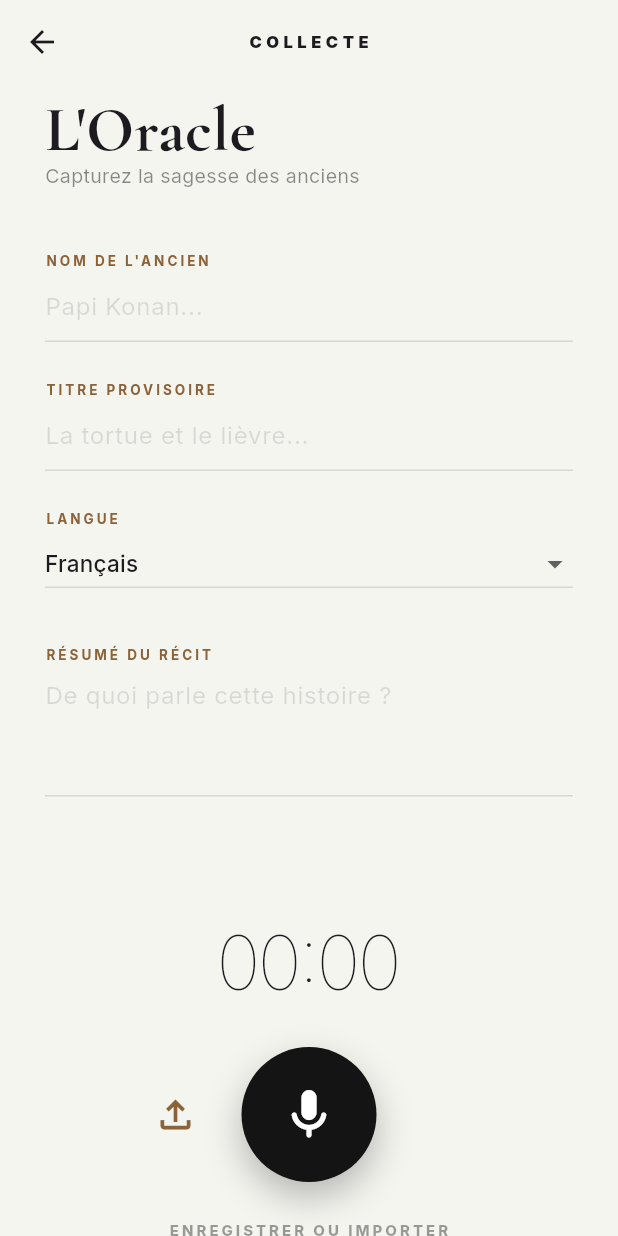
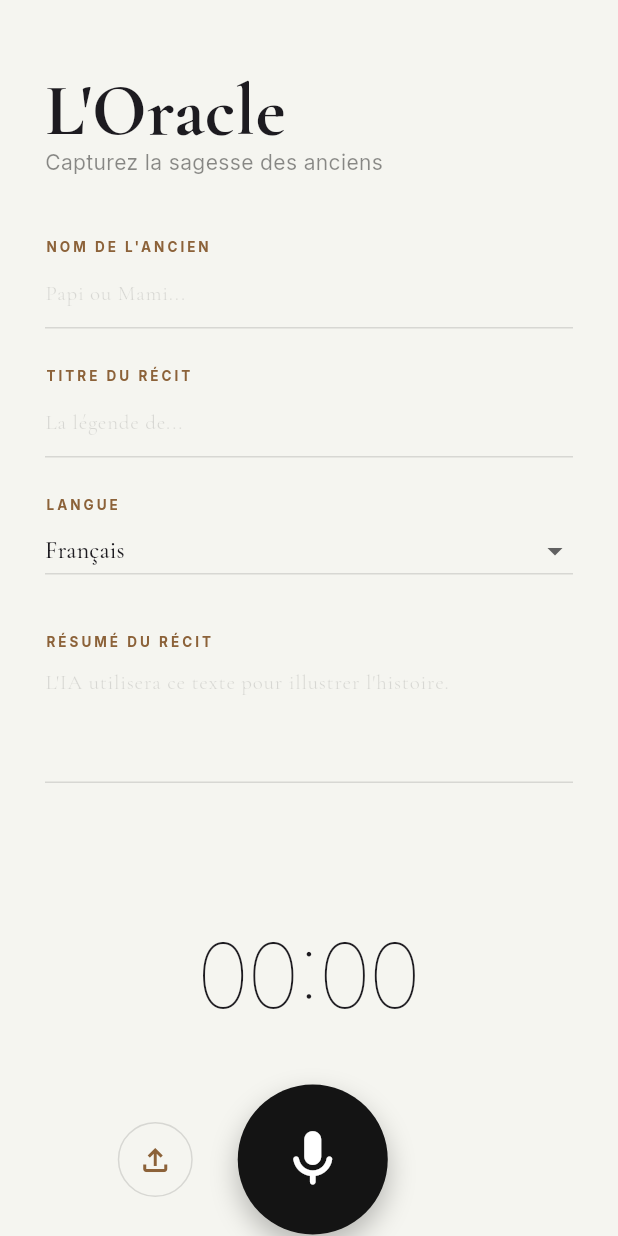
Before and after one commit to bkablam11/griot_app, a Flutter app: the RecordPage screen opened directly, after a tap on the "file upload" icon, on a phone screen of 412 x 824 dp. Run offline on Flutter 3.47's test engine with Material 3 defaults, Android fonts, the phone set to English and light mode, and no system bars; our stand-ins replace audioplayers, cloud_firestore, file_picker, firebase_auth, firebase_core, flutter_dotenv and 6 more; missing offline and left inert: record; accounts and stored records are empty; network calls fail.

Commit message:
fix: web

```diff
--- a/lib/features/collection/record_page.dart
+++ b/lib/features/collection/record_page.dart
@@ -6,13 +6,12 @@ import 'package:google_fonts/google_fonts.dart';
 import 'package:cloud_firestore/cloud_firestore.dart';
 import 'package:hive_flutter/hive_flutter.dart';
 import '../../core/services/storage_service.dart';
-import 'dart:io';
+import 'dart:io' show Directory, File;
 import '../../core/services/ai_service.dart';
 import '../home/main_screen.dart';
-import 'package:file_picker/file_picker.dart'; // <--- NOUVEAU
-import 'dart:typed_data'; // Pour corriger l'erreur 'Uint8List'
-import 'package:flutter/foundation.dart'
-    show kIsWeb; // Pour corriger l'erreur 'kIsWeb'
+import 'package:file_picker/file_picker.dart';
+import 'dart:typed_data';
+import 'package:flutter/foundation.dart' show kIsWeb;
 
 class RecordPage extends StatefulWidget {
   const RecordPage({super.key});
@@ -30,7 +29,6 @@ class _RecordPageState extends State<RecordPage> {
   late AudioRecorder audioRecorder;
   bool isRecording = false;
   bool isUploading = false;
-  String? audioPath;
   Timer? _timer;
   int _recordDuration = 0;
 
@@ -50,25 +48,20 @@ class _RecordPageState extends State<RecordPage> {
     super.dispose();
   }
 
-  // --- NOUVELLE FONCTION : SÉLECTION DE FICHIER ---
+  // --- SÉLECTION DE FICHIER (Compatible Web/Mobile) ---
   Future<void> pickAudioFile() async {
     try {
       FilePickerResult? result = await FilePicker.pickFiles(
         type: FileType.audio,
         allowMultiple: false,
-        withData: true, // INDISPENSABLE POUR LE WEB (récupère les bytes)
+        withData: true,
       );
       if (result != null) {
-        if (kIsWeb) {
-          // Sur Web, on utilise les bytes
-          _handleFinalSave(
+        // On passe le nom et les bytes au dialogue
+        _showSaveDialog(
           path: result.files.single.name,
           bytes: result.files.single.bytes,
         );
-        } else {
-          // Sur Mobile, on utilise le path
-          _handleFinalSave(path: result.files.single.path!);
-        }
       }
     } catch (e) {
       debugPrint("Erreur sélection : $e");
@@ -81,16 +74,23 @@ class _RecordPageState extends State<RecordPage> {
     return '${minutes.toString().padLeft(2, '0')}:${remainingSeconds.toString().padLeft(2, '0')}';
   }
 
+  // --- ENREGISTREMENT (Compatible Web/Mobile) ---
   Future<void> startRecording() async {
     try {
       if (await audioRecorder.hasPermission()) {
+        String? filePath;
+
+        if (!kIsWeb) {
           final Directory appDocDir = await getApplicationDocumentsDirectory();
-        final String filePath =
+          filePath =
               '${appDocDir.path}/griot_${DateTime.now().millisecondsSinceEpoch}.m4a';
-        await audioRecorder.start(const RecordConfig(), path: filePath);
+        }
+
+        // Sur Web, path est ignoré par le package record, il crée un Blob
+        await audioRecorder.start(const RecordConfig(), path: filePath ?? '');
+
         setState(() {
           isRecording = true;
-          audioPath = filePath;
           _recordDuration = 0;
         });
         _timer = Timer.periodic(
@@ -107,10 +107,12 @@ class _RecordPageState extends State<RecordPage> {
     _timer?.cancel();
     final path = await audioRecorder.stop();
     setState(() => isRecording = false);
-    if (path != null) _showSaveDialog(path);
+    if (path != null) {
+      _showSaveDialog(path: path);
+    }
   }
 
-  // Ajoute l'argument optionnel Uint8List? bytes
+  // --- LOGIQUE DE SAUVEGARDE FINALE ---
   Future<void> _handleFinalSave({
     required String path,
     Uint8List? bytes,
@@ -118,11 +120,11 @@ class _RecordPageState extends State<RecordPage> {
     setState(() => isUploading = true);
 
     try {
-      String extension = path.split('.').last;
+      String extension = path.contains('.') ? path.split('.').last : 'm4a';
       String fileName =
           "audio_${DateTime.now().millisecondsSinceEpoch}.$extension";
 
-      // ON APPELLE NOTRE NOUVEAU SERVICE UNIVERSEL
+      // Appel au service de stockage (ton service universel)
       final storageUrl = await StorageService().uploadAudio(
         fileName: fileName,
         localPath: kIsWeb ? null : path,
@@ -133,8 +135,8 @@ class _RecordPageState extends State<RecordPage> {
         String finalTitle = _titleController.text.isEmpty
             ? "Récit sans titre"
             : _titleController.text;
-        String imageUrl =
-            "https://image.pollinations.ai/prompt/african_tradition_art?nologo=true";
+        String finalImageUrl =
+            "https://image.pollinations.ai/prompt/african_art?nologo=true";
 
         try {
           final aiResult = await AIService().enrichirRecit(
@@ -145,16 +147,13 @@ class _RecordPageState extends State<RecordPage> {
             final String encodedPrompt = Uri.encodeComponent(
               aiResult['prompt'] ?? "African art",
             );
-            // On ajoute un seed aléatoire pour éviter le cache et les blocages 403
-            final int seed = DateTime.now().millisecondsSinceEpoch;
-            final String imageUrl =
-                "https://image.pollinations.ai/prompt/${encodedPrompt}?nologo=true&seed=$seed&width=1024&height=1024";
+            finalImageUrl =
+                "https://image.pollinations.ai/prompt/$encodedPrompt?nologo=true&seed=${DateTime.now().millisecondsSinceEpoch}";
           }
         } catch (e) {
-          debugPrint("L'IA a échoué : $e");
+          debugPrint("IA Error: $e");
         }
 
-        final String timestamp = DateTime.now().toIso8601String();
         final storyData = {
           'id': DateTime.now().millisecondsSinceEpoch.toString(),
           'title': finalTitle,
@@ -162,8 +161,8 @@ class _RecordPageState extends State<RecordPage> {
           'summary': _summaryController.text,
           'language': _selectedLanguage,
           'audioUrl': storageUrl,
-          'imageUrl': imageUrl,
-          'createdAt': timestamp,
+          'imageUrl': finalImageUrl,
+          'createdAt': DateTime.now().toIso8601String(),
           'likesCount': 0,
         };
 
@@ -171,17 +170,10 @@ class _RecordPageState extends State<RecordPage> {
         await Hive.box('village_box').add(storyData);
 
         if (mounted) {
-          Navigator.pop(context);
           Navigator.pushAndRemoveUntil(
             context,
             MaterialPageRoute(builder: (context) => const MainScreen()),
             (route) => false,
-          );
-          ScaffoldMessenger.of(context).showSnackBar(
-            const SnackBar(
-              backgroundColor: Color(0xFF5A5A40),
-              content: Text("Parole sauvegardée avec succès."),
-            ),
           );
         }
       }
@@ -192,7 +184,7 @@ class _RecordPageState extends State<RecordPage> {
     }
   }
 
-  void _showSaveDialog(String path) {
+  void _showSaveDialog({required String path, Uint8List? bytes}) {
     showDialog(
       context: context,
       barrierDismissible: false,
@@ -201,14 +193,11 @@ class _RecordPageState extends State<RecordPage> {
           return AlertDialog(
             backgroundColor: const Color(0xFFF5F5F0),
             shape: RoundedRectangleBorder(
-              borderRadius: BorderRadius.circular(2),
-            ), // Style Brutaliste
+              borderRadius: BorderRadius.circular(15),
+            ),
             title: Text(
-              "Vérification",
-              style: GoogleFonts.cormorantGaramond(
-                fontWeight: FontWeight.bold,
-                fontSize: 24,
-              ),
+              "Consigner la parole",
+              style: GoogleFonts.cormorantGaramond(fontWeight: FontWeight.bold),
             ),
             content: isUploading
                 ? Column(
@@ -217,31 +206,26 @@ class _RecordPageState extends State<RecordPage> {
                       const CircularProgressIndicator(color: Color(0xFF8C6239)),
                       const SizedBox(height: 20),
                       Text(
-                        "Le Village prépare votre place...",
-                        style: GoogleFonts.inter(fontSize: 14),
+                        "L'IA sublime le récit...",
+                        style: GoogleFonts.inter(),
                       ),
                     ],
                   )
-                : Text(
-                    "Voulez-vous confier le récit de ${_elderController.text} au Village ?",
-                    style: GoogleFonts.inter(),
-                  ),
+                : Text("Voulez-vous confier cette sagesse au Village ?"),
             actions: isUploading
                 ? []
                 : [
                     TextButton(
                       onPressed: () => Navigator.pop(context),
-                      child: const Text(
-                        "REPRENDRE",
-                        style: TextStyle(color: Colors.black54),
-                      ),
+                      child: const Text("ANNULER"),
                     ),
                     ElevatedButton(
                       style: ElevatedButton.styleFrom(
                         backgroundColor: const Color(0xFF141414),
                         foregroundColor: Colors.white,
                       ),
-                      onPressed: () => _handleFinalSave(path: path),
+                      onPressed: () =>
+                          _handleFinalSave(path: path, bytes: bytes),
                       child: const Text("CONFIRMER"),
                     ),
                   ],
@@ -255,52 +239,42 @@ class _RecordPageState extends State<RecordPage> {
   Widget build(BuildContext context) {
     return Scaffold(
       backgroundColor: const Color(0xFFF5F5F0),
-      appBar: AppBar(
-        title: Text(
-          "COLLECTE",
-          style: GoogleFonts.inter(
-            fontSize: 11,
-            letterSpacing: 3,
-            fontWeight: FontWeight.w900,
-          ),
-        ),
-        centerTitle: true,
-        backgroundColor: Colors.transparent,
-        elevation: 0,
-      ),
-      body: SingleChildScrollView(
-        padding: const EdgeInsets.symmetric(horizontal: 30),
+      body: Center(
+        // On centre tout pour le Web
+        child: Container(
+          constraints: const BoxConstraints(
+            maxWidth: 600,
+          ), // Empêche l'étirement sur PC
+          child: SingleChildScrollView(
+            padding: const EdgeInsets.symmetric(horizontal: 30, vertical: 50),
             child: Column(
               crossAxisAlignment: CrossAxisAlignment.start,
               children: [
-            const SizedBox(height: 10),
                 Text(
                   "L'Oracle",
                   style: GoogleFonts.cormorantGaramond(
-                fontSize: 42,
+                    fontSize: 48,
                     fontWeight: FontWeight.bold,
                     height: 1,
                   ),
                 ),
                 Text(
                   "Capturez la sagesse des anciens",
-              style: GoogleFonts.inter(fontSize: 13, color: Colors.black45),
+                  style: GoogleFonts.inter(fontSize: 14, color: Colors.black45),
                 ),
                 const SizedBox(height: 40),
 
-            // --- SECTION FORMULAIRE ---
                 _buildCustomField(
                   "NOM DE L'ANCIEN",
                   _elderController,
-              hint: "Papi Konan...",
+                  hint: "Papi ou Mami...",
                 ),
                 _buildCustomField(
-              "TITRE PROVISOIRE",
+                  "TITRE DU RÉCIT",
                   _titleController,
-              hint: "La tortue et le lièvre...",
+                  hint: "La légende de...",
                 ),
 
-            // Sélecteur de langue plus stylé
                 Text(
                   "LANGUE",
                   style: GoogleFonts.inter(
@@ -315,12 +289,7 @@ class _RecordPageState extends State<RecordPage> {
                   isExpanded: true,
                   underline: Container(height: 1, color: Colors.black12),
                   items: ['Français', 'Dioula', 'Baoulé', 'Agni']
-                  .map(
-                    (l) => DropdownMenuItem(
-                      value: l,
-                      child: Text(l, style: GoogleFonts.inter(fontSize: 15)),
-                    ),
-                  )
+                      .map((l) => DropdownMenuItem(value: l, child: Text(l)))
                       .toList(),
                   onChanged: (v) => setState(() => _selectedLanguage = v!),
                 ),
@@ -329,43 +298,39 @@ class _RecordPageState extends State<RecordPage> {
                 _buildCustomField(
                   "RÉSUMÉ DU RÉCIT",
                   _summaryController,
-              hint: "De quoi parle cette histoire ?",
+                  hint: "L'IA utilisera ce texte pour illustrer l'histoire.",
                   maxLines: 3,
                 ),
 
-            const SizedBox(height: 50),
+                const SizedBox(height: 60),
 
-            // --- SECTION ENREGISTREMENT & UPLOAD ---
+                // --- ZONE DE CAPTURE ---
                 Center(
                   child: Column(
                     children: [
                       Text(
                         _formatDuration(_recordDuration),
                         style: GoogleFonts.inter(
-                      fontSize: 50,
+                          fontSize: 60,
                           fontWeight: FontWeight.w100,
                           letterSpacing: -2,
                         ),
                       ),
-                  const SizedBox(height: 20),
+                      const SizedBox(height: 30),
 
                       Row(
                         mainAxisAlignment: MainAxisAlignment.center,
                         children: [
-                      // BOUTON UPLOAD FICHIER (Gauche)
+                          // BOUTON IMPORTER
                           if (!isRecording)
-                        IconButton(
-                          onPressed: pickAudioFile,
-                          icon: const Icon(
+                            _buildActionButton(
                               Icons.file_upload_outlined,
-                            color: Color(0xFF8C6239),
-                            size: 30,
-                          ),
+                              pickAudioFile,
                             ),
 
-                      const SizedBox(width: 20),
+                          const SizedBox(width: 30),
 
-                      // BOUTON MICRO CENTRAL
+                          // BOUTON MICRO AVEC PULSATION
                           GestureDetector(
                             onTap: isRecording ? stopRecording : startRecording,
                             child: Stack(
@@ -373,9 +338,9 @@ class _RecordPageState extends State<RecordPage> {
                               children: [
                                 if (isRecording) const _PulseAnimation(),
                                 AnimatedContainer(
-                              duration: const Duration(milliseconds: 400),
-                              width: 90,
-                              height: 90,
+                                  duration: const Duration(milliseconds: 300),
+                                  width: 100,
+                                  height: 100,
                                   decoration: BoxDecoration(
                                     shape: BoxShape.circle,
                                     color: isRecording
@@ -383,11 +348,9 @@ class _RecordPageState extends State<RecordPage> {
                                         : const Color(0xFF141414),
                                     boxShadow: [
                                       BoxShadow(
-                                    color: isRecording
-                                        ? Colors.red.withAlpha(77)
-                                        : Colors.black26,
-                                    blurRadius: 20,
-                                    offset: const Offset(0, 10),
+                                        color: Colors.black26,
+                                        blurRadius: 15,
+                                        offset: const Offset(0, 8),
                                       ),
                                     ],
                                   ),
@@ -396,24 +359,22 @@ class _RecordPageState extends State<RecordPage> {
                                         ? Icons.stop_rounded
                                         : Icons.mic_rounded,
                                     color: Colors.white,
-                                size: 40,
+                                    size: 45,
                                   ),
                                 ),
                               ],
                             ),
                           ),
 
-                      const SizedBox(width: 20),
-
-                      // ESPACE VIDE POUR L'ÉQUILIBRE (ou autre icône à droite)
-                      if (!isRecording) const SizedBox(width: 48),
+                          const SizedBox(width: 30),
+                          if (!isRecording) const SizedBox(width: 45),
                         ],
                       ),
                       const SizedBox(height: 25),
                       Text(
                         isRecording
                             ? "L'ANCIEN PARLE..."
-                        : "ENREGISTRER OU IMPORTER",
+                            : "DÉMARRER LA COLLECTE",
                         style: GoogleFonts.inter(
                           fontSize: 10,
                           letterSpacing: 2,
@@ -424,9 +385,24 @@ class _RecordPageState extends State<RecordPage> {
                     ],
                   ),
                 ),
-            const SizedBox(height: 50),
               ],
             ),
+          ),
+        ),
+      ),
+    );
+  }
+
+  Widget _buildActionButton(IconData icon, VoidCallback onTap) {
+    return GestureDetector(
+      onTap: onTap,
+      child: Container(
+        padding: const EdgeInsets.all(12),
+        decoration: BoxDecoration(
+          shape: BoxShape.circle,
+          border: Border.all(color: Colors.black12),
+        ),
+        child: Icon(icon, color: const Color(0xFF8C6239), size: 24),
       ),
     );
   }
@@ -454,10 +430,9 @@ class _RecordPageState extends State<RecordPage> {
           TextField(
             controller: controller,
             maxLines: maxLines,
-            style: GoogleFonts.inter(fontSize: 16),
             decoration: InputDecoration(
               hintText: hint,
-              hintStyle: const TextStyle(color: Colors.black12),
+              hintStyle: const TextStyle(color: Colors.black12, fontSize: 14),
               enabledBorder: const UnderlineInputBorder(
                 borderSide: BorderSide(color: Colors.black12),
               ),
@@ -472,10 +447,8 @@ class _RecordPageState extends State<RecordPage> {
   }
 }
 
-// Widget pour l'animation de pulsation du micro
 class _PulseAnimation extends StatefulWidget {
   const _PulseAnimation();
-
   @override
   State<_PulseAnimation> createState() => _PulseAnimationState();
 }
@@ -483,7 +456,6 @@ class _PulseAnimation extends StatefulWidget {
 class _PulseAnimationState extends State<_PulseAnimation>
     with SingleTickerProviderStateMixin {
   late AnimationController _controller;
-
   @override
   void initState() {
     _controller = AnimationController(
@@ -502,9 +474,9 @@ class _PulseAnimationState extends State<_PulseAnimation>
   @override
   Widget build(BuildContext context) {
     return FadeTransition(
-      opacity: Tween(begin: 0.5, end: 0.0).animate(_controller),
+      opacity: Tween(begin: 0.6, end: 0.0).animate(_controller),
       child: ScaleTransition(
-        scale: Tween(begin: 1.0, end: 1.8).animate(_controller),
+        scale: Tween(begin: 1.0, end: 2.0).animate(_controller),
         child: Container(
           width: 100,
           height: 100,
```
Also changed, not shown: 1 other file. Lines whose indentation alone changed are shown as unchanged.
